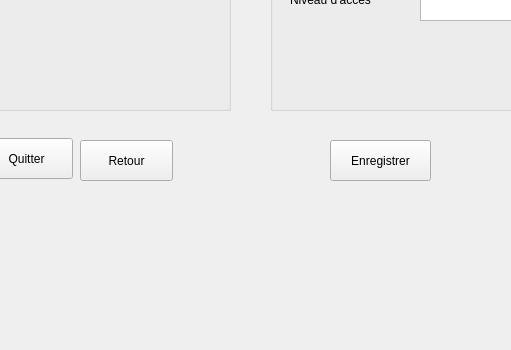
This is ui/databasewindow.ui in konstantinosmelis/projet-informatique as Qt 5 draws it before an edit; both pictures show x 90 to 601 and y 250 to 600 of the 800 by 600 pixel window. The edited form follows.
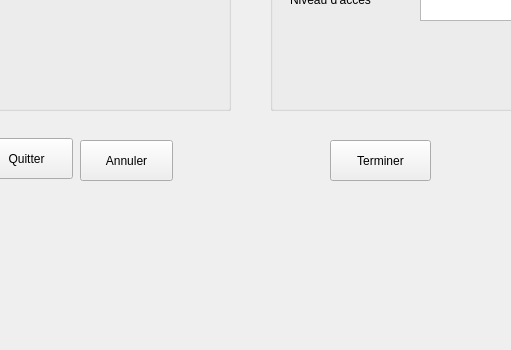
This is the edited form.

Patch:
```diff
--- a/ui/databasewindow.ui
+++ b/ui/databasewindow.ui
@@ -178,7 +178,7 @@
      </rect>
     </property>
     <property name="text">
-     <string>Retour</string>
+     <string>Annuler</string>
     </property>
    </widget>
    <widget class="QPushButton" name="saveButton">
@@ -191,7 +191,7 @@
      </rect>
     </property>
     <property name="text">
-     <string>Enregistrer</string>
+     <string>Terminer</string>
     </property>
    </widget>
    <widget class="QGroupBox" name="groupBox_2">
```
Left out of the diff: 6 changed lines with no effect on the pictures.
